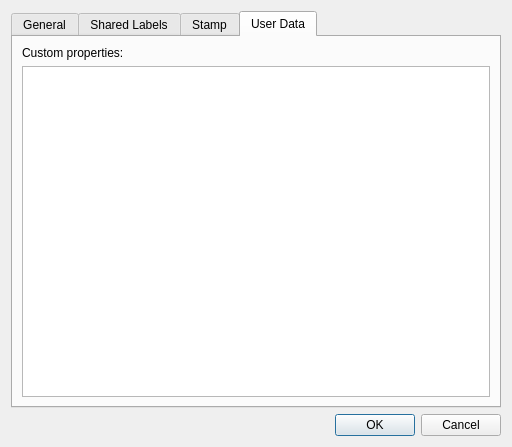
urobots-io/anno, file anno/LabelDefinitionPropertiesDialog.ui: the form before one commit.
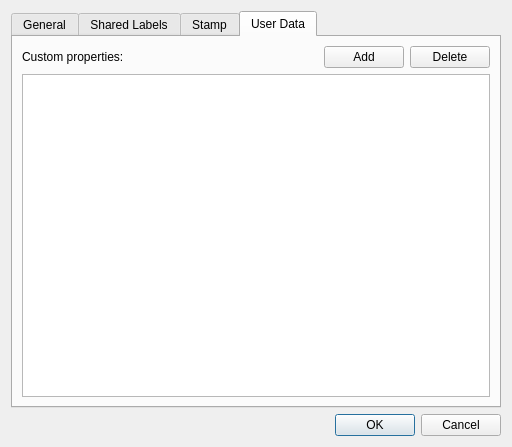
The form after the commit. The open tabs and pages were chosen to show the change. Icons and pictures are not drawn. Custom widgets are drawn as their Qt base class.

```diff
--- a/anno/LabelDefinitionPropertiesDialog.ui
+++ b/anno/LabelDefinitionPropertiesDialog.ui
@@ -164,10 +164,63 @@
       </attribute>
       <layout class="QVBoxLayout" name="verticalLayout_3">
        <item>
-        <widget class="QLabel" name="label_4">
-         <property name="text">
-          <string>Custom properties:</string>
-         </property>
+        <widget class="QWidget" name="widget" native="true">
+         <layout class="QHBoxLayout" name="horizontalLayout_2">
+          <property name="leftMargin">
+           <number>0</number>
+          </property>
+          <property name="topMargin">
+           <number>0</number>
+          </property>
+          <property name="rightMargin">
+           <number>0</number>
+          </property>
+          <property name="bottomMargin">
+           <number>0</number>
+          </property>
+          <item>
+           <widget class="QLabel" name="label_4">
+            <property name="text">
+             <string>Custom properties:</string>
+            </property>
+           </widget>
+          </item>
+          <item>
+           <spacer name="horizontalSpacer_2">
+            <property name="orientation">
+             <enum>Qt::Horizontal</enum>
+            </property>
+            <property name="sizeHint" stdset="0">
+             <size>
+              <width>40</width>
+              <height>20</height>
+             </size>
+            </property>
+           </spacer>
+          </item>
+          <item>
+           <widget class="QPushButton" name="add_cp_pushButton">
+            <property name="text">
+             <string>Add</string>
+            </property>
+            <property name="icon">
+             <iconset resource="MainWindow.qrc">
+              <normaloff>:/MainWindow/Resources/add.ico</normaloff>:/MainWindow/Resources/add.ico</iconset>
+            </property>
+           </widget>
+          </item>
+          <item>
+           <widget class="QPushButton" name="delete_cp_pushButton">
+            <property name="text">
+             <string>Delete</string>
+            </property>
+            <property name="icon">
+             <iconset resource="MainWindow.qrc">
+              <normaloff>:/MainWindow/Resources/delete.ico</normaloff>:/MainWindow/Resources/delete.ico</iconset>
+            </property>
+           </widget>
+          </item>
+         </layout>
         </widget>
        </item>
        <item>
```
Left out of the diff: 10 changed lines with no effect on the pictures.
